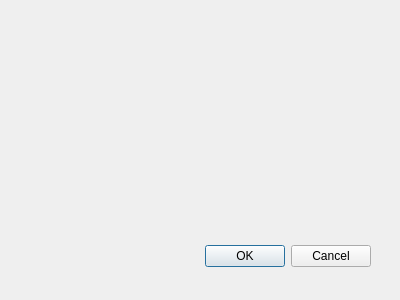
This is ermes_qgis_dialog_base.ui in links-ads/ermes-mapping-plugin as Qt 5 draws it before an edit. The edited form follows.
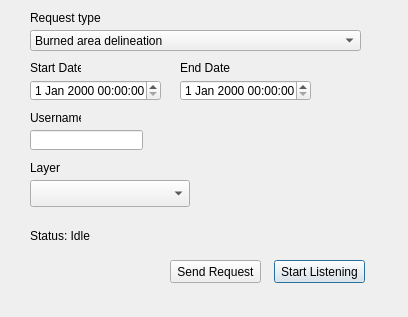
This is the edited form. Custom widgets are drawn as their Qt base class.

Diff of the .ui file:
```diff
--- a/ermes_qgis_dialog_base.ui
+++ b/ermes_qgis_dialog_base.ui
@@ -1,34 +1,199 @@
 <ui version="4.0" >
  <class>ErmesQGISDialogBase</class>
- <widget class="QDialog" name="ErmesQGISDialogBase" >
-  <property name="geometry" >
+ <widget class="QDialog" name="ErmesQGISDialogBase">
+  <property name="geometry">
    <rect>
     <x>0</x>
     <y>0</y>
-    <width>400</width>
-    <height>300</height>
+    <width>408</width>
+    <height>317</height>
    </rect>
   </property>
   <property name="windowTitle" >
    <string>ESMES for QGIS</string>
   </property>
-  <widget class="QDialogButtonBox" name="button_box" >
-   <property name="geometry" >
+  <widget class="QComboBox" name="cmb_pipeline">
+   <property name="geometry">
     <rect>
      <x>30</x>
-     <y>240</y>
-     <width>341</width>
-     <height>32</height>
+     <y>30</y>
+     <width>331</width>
+     <height>21</height>
     </rect>
    </property>
-   <property name="orientation" >
-    <enum>Qt::Horizontal</enum>
+   <item>
+    <property name="text">
+     <string>Burned area delineation</string>
+    </property>
+   </item>
+   <item>
+    <property name="text">
+     <string>Waterbody delineation</string>
+    </property>
+   </item>
+   <item>
+    <property name="text">
+     <string>Sentinel-2 image retrieval</string>
+    </property>
+   </item>
+   <item>
+    <property name="text">
+     <string>Sentinel-1 image retrieval</string>
+    </property>
+   </item>
+  </widget>
+  <widget class="QDateTimeEdit" name="dte_startDate">
+   <property name="geometry">
+    <rect>
+     <x>30</x>
+     <y>80</y>
+     <width>131</width>
+     <height>21</height>
+    </rect>
    </property>
-   <property name="standardButtons" >
-    <set>QDialogButtonBox::Cancel|QDialogButtonBox::Ok</set>
+  </widget>
+  <widget class="QDateTimeEdit" name="dte_endDate">
+   <property name="geometry">
+    <rect>
+     <x>180</x>
+     <y>80</y>
+     <width>131</width>
+     <height>21</height>
+    </rect>
+   </property>
+  </widget>
+  <widget class="QPushButton" name="btn_startListening">
+   <property name="geometry">
+    <rect>
+     <x>274</x>
+     <y>260</y>
+     <width>91</width>
+     <height>23</height>
+    </rect>
+   </property>
+   <property name="text">
+    <string>Start Listening</string>
+   </property>
+  </widget>
+  <widget class="QPushButton" name="btn_sendRequest">
+   <property name="geometry">
+    <rect>
+     <x>170</x>
+     <y>260</y>
+     <width>91</width>
+     <height>23</height>
+    </rect>
+   </property>
+   <property name="text">
+    <string>Send Request</string>
+   </property>
+  </widget>
+  <widget class="QLineEdit" name="le_userID">
+   <property name="geometry">
+    <rect>
+     <x>30</x>
+     <y>130</y>
+     <width>113</width>
+     <height>20</height>
+    </rect>
+   </property>
+  </widget>
+  <widget class="QLabel" name="lbl_status">
+   <property name="geometry">
+    <rect>
+     <x>30</x>
+     <y>220</y>
+     <width>321</width>
+     <height>31</height>
+    </rect>
+   </property>
+   <property name="text">
+    <string>Status: Idle</string>
+   </property>
+  </widget>
+  <widget class="QLabel" name="label">
+   <property name="geometry">
+    <rect>
+     <x>30</x>
+     <y>60</y>
+     <width>51</width>
+     <height>16</height>
+    </rect>
+   </property>
+   <property name="text">
+    <string>Start Date</string>
+   </property>
+  </widget>
+  <widget class="QLabel" name="label_2">
+   <property name="geometry">
+    <rect>
+     <x>180</x>
+     <y>60</y>
+     <width>51</width>
+     <height>16</height>
+    </rect>
+   </property>
+   <property name="text">
+    <string>End Date</string>
+   </property>
+  </widget>
+  <widget class="QLabel" name="label_3">
+   <property name="geometry">
+    <rect>
+     <x>30</x>
+     <y>110</y>
+     <width>51</width>
+     <height>16</height>
+    </rect>
+   </property>
+   <property name="text">
+    <string>Username</string>
+   </property>
+  </widget>
+  <widget class="QLabel" name="label_4">
+   <property name="geometry">
+    <rect>
+     <x>30</x>
+     <y>10</y>
+     <width>81</width>
+     <height>16</height>
+    </rect>
+   </property>
+   <property name="text">
+    <string>Request type</string>
+   </property>
+  </widget>
+  <widget class="QgsMapLayerComboBox" name="mcb_polygonLayer">
+   <property name="geometry">
+    <rect>
+     <x>30</x>
+     <y>180</y>
+     <width>160</width>
+     <height>27</height>
+    </rect>
+   </property>
+  </widget>
+  <widget class="QLabel" name="label_5">
+   <property name="geometry">
+    <rect>
+     <x>30</x>
+     <y>160</y>
+     <width>51</width>
+     <height>16</height>
+    </rect>
+   </property>
+   <property name="text">
+    <string>Layer</string>
    </property>
   </widget>
  </widget>
+ <customwidgets>
+  <customwidget>
+   <class>QgsMapLayerComboBox</class>
+   <extends>QComboBox</extends>
+   <header>qgsmaplayercombobox.h</header>
+  </customwidget>
+ </customwidgets>
  <resources/>
  <connections>
   <connection>
```
Left out of the diff: 42 changed lines with no effect on the pictures.
